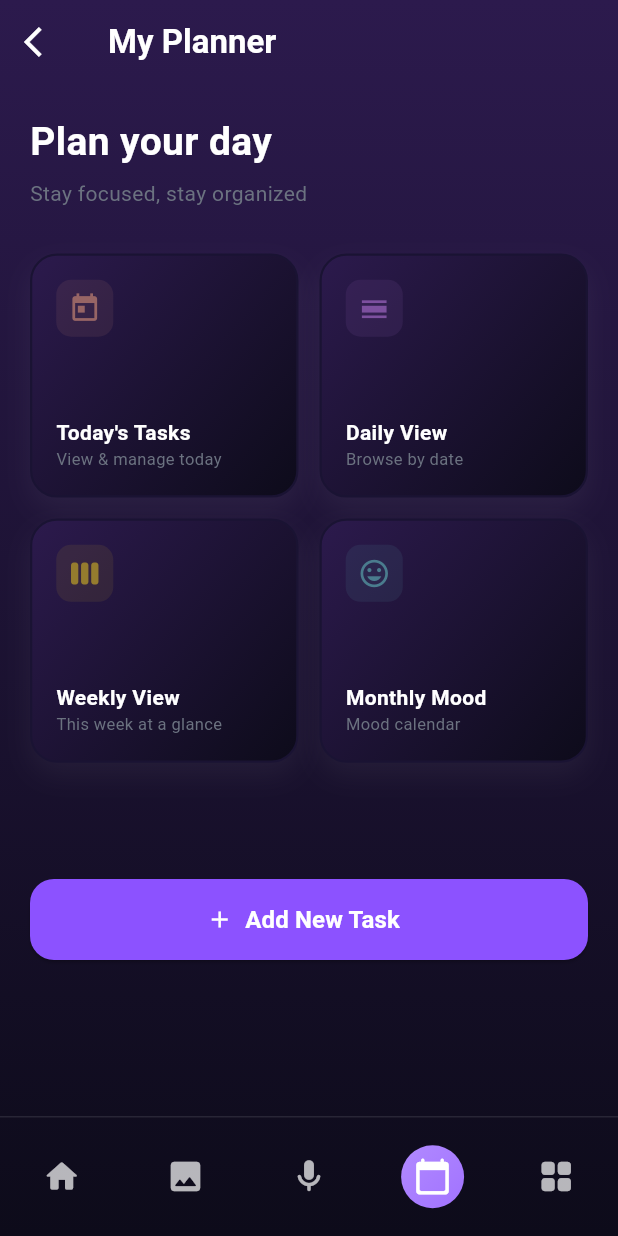
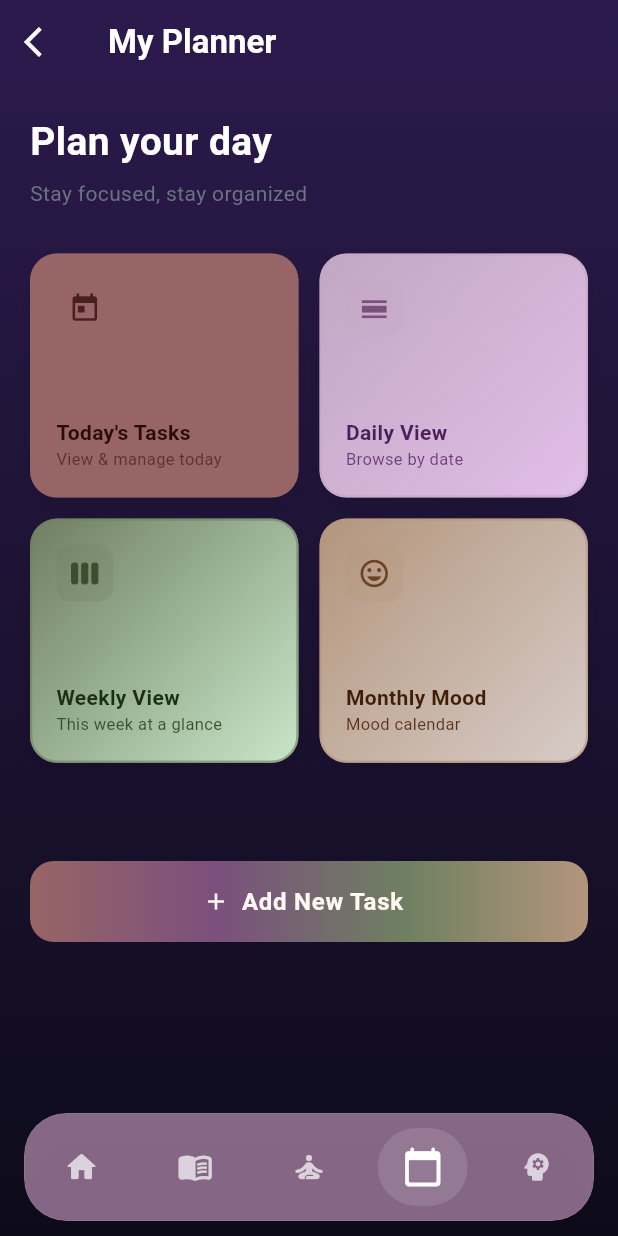
Before and after one commit to WaleejaAtif/mindreset-app, a Flutter app: the PlannerScreen screen opened by its route, on a phone screen of 412 x 824 dp. Run offline on Flutter 3.47's test engine with Material 3 defaults, Android fonts, the phone set to English and light mode, and no system bars; our stand-ins replace cloud_firestore, firebase_auth, firebase_core, fl_chart, just_audio, shared_preferences and 1 more; accounts and stored records are empty.

Commit message:
Updated UI colors and planner card gradients

```diff
--- a/lib/screens/meditate/breathing_exercises.dart
+++ b/lib/screens/meditate/breathing_exercises.dart
@@ -644,9 +644,9 @@ class _BreathingScreenState extends State<BreathingScreen>
         child: Container(
           padding: const EdgeInsets.all(18),
           decoration: BoxDecoration(
-            color: Colors.white.withValues(alpha: 0.13),
+            color: const Color(0xFF9a809a),
             borderRadius: BorderRadius.circular(28),
-            border: Border.all(color: Colors.white.withValues(alpha: 0.2)),
+            border: Border.all(color: const Color(0xFF9a809a).withOpacity(0.6)),
           ),
           child: Row(
             children: [
@@ -774,7 +774,7 @@ class _BreathingScreenState extends State<BreathingScreen>
               begin: Alignment.topLeft,
               end: Alignment.bottomRight,
               colors: [
-                Colors.white.withValues(alpha: 0.18),
+                const Color(0xFF906F8F).withOpacity(0.18),
                 const Color(0xFF5ED8C6).withValues(alpha: 0.12),
                 const Color(0xFF06101B).withValues(alpha: 0.34),
               ],
--- a/lib/screens/meditate/sound_therapy.dart
+++ b/lib/screens/meditate/sound_therapy.dart
@@ -835,12 +835,12 @@ class _SoundTherapyScreenState extends State<SoundTherapyScreen>
                   height: 68,
                   decoration: BoxDecoration(
                     borderRadius: BorderRadius.circular(20),
-                    color: const Color(0xFF1E1635),
+                    color: const Color(0xFF9a809a),
                     border: Border.all(
-                        color: Colors.white.withOpacity(0.12)),
+                        color: const Color(0xFF9a809a).withOpacity(0.6)),
                     boxShadow: [
                       BoxShadow(
-                          color: Colors.black.withOpacity(0.5),
+                          color: Colors.black.withOpacity(0.08),
                           blurRadius: 20)
                     ],
                   ),
--- a/lib/screens/planner/daily_view_screen.dart
+++ b/lib/screens/planner/daily_view_screen.dart
@@ -268,12 +268,13 @@ class _DailyViewScreenState extends State<DailyViewScreen> {
                               const EdgeInsets.only(bottom: 10),
                               padding: const EdgeInsets.all(14),
                               decoration: BoxDecoration(
-                                color: Color(0xFF1A1333),
+                                color: const Color(0xFFD7CCC8),
                                 borderRadius:
                                 BorderRadius.circular(14),
+                                border: Border.all(color: const Color(0xFFD7CCC8).withOpacity(0.6)),
                                 boxShadow: [
                                   BoxShadow(
-                                    color: color.withValues(alpha: 0.15),
+                                    color: Colors.black.withOpacity(0.08),
                                     blurRadius: 8,
                                     offset: const Offset(0, 4),
                                   ),
--- a/lib/screens/planner/monthly_mood_screen.dart
+++ b/lib/screens/planner/monthly_mood_screen.dart
@@ -282,9 +282,13 @@ class _MonthlyMoodScreenState extends State<MonthlyMoodScreen> {
       margin: const EdgeInsets.fromLTRB(16, 8, 16, 0),
       padding: const EdgeInsets.all(14),
       decoration: BoxDecoration(
-        color: Color(0xFF1A1333).withValues(alpha: 0.88),
+        gradient: LinearGradient(
+          colors: [const Color(0xFFb3957c), const Color(0xFFD7CCC8)],
+          begin: Alignment.topLeft,
+          end: Alignment.bottomRight,
+        ),
         borderRadius: BorderRadius.circular(16),
-        border: Border.all(color: const Color(0xFFE5E7EB)),
+        border: Border.all(color: const Color(0xFFb3957c).withOpacity(0.6)),
       ),
       child: Column(
         crossAxisAlignment: CrossAxisAlignment.start,
--- a/lib/screens/planner/planner.dart
+++ b/lib/screens/planner/planner.dart
@@ -11,7 +11,7 @@ import 'home.dart';
 import '../../widgets/animated_background.dart';
 import '../../widgets/navigation.dart';
 
-const Color _primaryColor = Color(0xFF8C52FF); // Vibrant Purple
+const Color _primaryColor = Color(0xFF8C52FF);
 
 class PlannerScreen extends StatelessWidget {
   const PlannerScreen({super.key});
@@ -21,7 +21,7 @@ class PlannerScreen extends StatelessWidget {
     return Container(
       decoration: const BoxDecoration(
         gradient: LinearGradient(
-          colors: [Color(0xFF2C1A4D), Color(0xFF0D0B1A)], // Light purple to light blue gradient
+          colors: [Color(0xFF2C1A4D), Color(0xFF0D0B1A)],
           begin: Alignment.topCenter,
           end: Alignment.bottomCenter,
         ),
@@ -32,7 +32,6 @@ class PlannerScreen extends StatelessWidget {
         extendBody: true,
         bottomNavigationBar: const CustomBottomNav(currentIndex: 3),
 
-        // 🔥 BACK BUTTON ADDED
         appBar: AppBar(
           backgroundColor: Colors.transparent,
           elevation: 0,
@@ -82,41 +81,60 @@ class PlannerScreen extends StatelessWidget {
                     mainAxisSpacing: 14,
                     childAspectRatio: 1.1,
                     children: [
+                      // ── Today's Tasks ──────────────────────────────
                       _PlannerCard(
                         icon: Icons.today,
                         label: "Today's Tasks",
                         subtitle: 'View & manage today',
-                          color: const Color(0xFF976565),
+                        gradientColors: const [Color(0xFF976565), Color(0xFF976565)],
+                        iconColor: const Color(0xFF4A1F1F),
+                        labelColor: const Color(0xFF2D0A0A),
+                        subtitleColor: const Color(0xFF5C2E2E),
                         onTap: () => Navigator.push(
                           context,
                           MaterialPageRoute(builder: (_) => const TodayTasksScreen()),
                         ),
                       ),
+
+                      // ── Daily View ─────────────────────────────────
                       _PlannerCard(
                         icon: Icons.calendar_view_day,
                         label: 'Daily View',
                         subtitle: 'Browse by date',
-                          color: const Color(0xFF7D509F),
+                        gradientColors: const [Color(0xFFc2a7c3), Color(0xFFE1BEE7)],
+                        iconColor: const Color(0xFF7B4F7E),
+                        labelColor: const Color(0xFF4A1F5C),
+                        subtitleColor: const Color(0xFF6B3D7A),
                         onTap: () => Navigator.push(
                           context,
                           MaterialPageRoute(builder: (_) => const DailyViewScreen()),
                         ),
                       ),
+
+                      // ── Weekly View ────────────────────────────────
                       _PlannerCard(
                         icon: Icons.view_week,
                         label: 'Weekly View',
                         subtitle: 'This week at a glance',
-                          color: const Color(0xFF957C2E),
+                        gradientColors: const [Color(0xFF6f7f61), Color(0xFFC8E6C9)],
+                        iconColor: const Color(0xFF3B4F2E),
+                        labelColor: const Color(0xFF1A2E10),
+                        subtitleColor: const Color(0xFF3A5028),
                         onTap: () => Navigator.push(
                           context,
                           MaterialPageRoute(builder: (_) => const WeeklyViewScreen()),
                         ),
                       ),
+
+                      // ── Monthly Mood ───────────────────────────────
                       _PlannerCard(
                         icon: Icons.mood,
                         label: 'Monthly Mood',
                         subtitle: 'Mood calendar',
-                          color: const Color(0xFF4A7C8E),
+                        gradientColors: const [Color(0xFFb3957c), Color(0xFFD7CCC8)],
+                        iconColor: const Color(0xFF6B4226),
+                        labelColor: const Color(0xFF3E1F0A),
+                        subtitleColor: const Color(0xFF5C3520),
                         onTap: () => Navigator.push(
                           context,
                           MaterialPageRoute(builder: (_) => const MonthlyMoodScreen()),
@@ -126,23 +144,45 @@ class PlannerScreen extends StatelessWidget {
                   ),
                 ),
 
+                // ── Add New Task Button ────────────────────────────
                 SizedBox(
                   width: double.infinity,
                   height: 54,
+                  child: DecoratedBox(
+                    decoration: BoxDecoration(
+                      gradient: const LinearGradient(
+                        colors: [
+                          Color(0xFF976565), // rose — Today's Tasks
+                          Color(0xFF7B4F7E), // purple — Daily View
+                          Color(0xFF6f7f61), // green — Weekly View
+                          Color(0xFFb3957c), // beige — Monthly Mood
+                        ],
+                        begin: Alignment.centerLeft,
+                        end: Alignment.centerRight,
+                      ),
+                      borderRadius: BorderRadius.circular(16),
+                    ),
                     child: ElevatedButton.icon(
                       onPressed: () => Navigator.push(
                         context,
                         MaterialPageRoute(builder: (_) => const AddTaskScreen()),
                       ),
-                      icon: const Icon(Icons.add, color: Colors.white),
+                      icon: const Icon(Icons.add, color: Color(0xFFFFF8F0)),
                       label: const Text(
                         'Add New Task',
-                        style: TextStyle(color: Colors.white, fontSize: 16, fontWeight: FontWeight.bold),
+                        style: TextStyle(
+                          color: Color(0xFFFFF8F0),
+                          fontSize: 16,
+                          fontWeight: FontWeight.bold,
+                          letterSpacing: 0.5,
+                        ),
                       ),
                       style: ElevatedButton.styleFrom(
-                        backgroundColor: _primaryColor,
+                        backgroundColor: Colors.transparent,
+                        shadowColor: Colors.transparent,
                         shape: RoundedRectangleBorder(
                           borderRadius: BorderRadius.circular(16),
+                        ),
                       ),
                     ),
                   ),
@@ -158,19 +198,25 @@ class PlannerScreen extends StatelessWidget {
   }
 }
 
-// CARD (UNCHANGED UI)
+// ── CARD WIDGET ────────────────────────────────────────────────────────────────
 class _PlannerCard extends StatelessWidget {
   final IconData icon;
   final String label;
   final String subtitle;
-  final Color color;
+  final List<Color> gradientColors;
+  final Color iconColor;
+  final Color labelColor;
+  final Color subtitleColor;
   final VoidCallback onTap;
 
   const _PlannerCard({
     required this.icon,
     required this.label,
     required this.subtitle,
-    required this.color,
+    required this.gradientColors,
+    required this.iconColor,
+    required this.labelColor,
+    required this.subtitleColor,
     required this.onTap,
   });
 
@@ -180,16 +226,16 @@ class _PlannerCard extends StatelessWidget {
       onTap: onTap,
       child: Container(
         decoration: BoxDecoration(
-          gradient: const LinearGradient(
-            colors: [Color(0xFF2C1A4D), Color(0xFF0D0B1A)], // Light purple to light blue gradient
+          gradient: LinearGradient(
+            colors: gradientColors,
             begin: Alignment.topLeft,
             end: Alignment.bottomRight,
           ),
           borderRadius: BorderRadius.circular(18),
-          border: Border.all(color: Color(0xFF1A1333), width: 1.5), // Frosted border
+          border: Border.all(color: gradientColors[0].withOpacity(0.6), width: 1.5),
           boxShadow: [
             BoxShadow(
-              color: Color(0xFFFFFFFF).withValues(alpha: 0.05),
+              color: Colors.black.withOpacity(0.08),
               blurRadius: 15,
               offset: const Offset(0, 8),
             ),
@@ -203,18 +249,29 @@ class _PlannerCard extends StatelessWidget {
             Container(
               padding: const EdgeInsets.all(8),
               decoration: BoxDecoration(
-                color: color.withValues(alpha: 0.15),
+                color: gradientColors[0].withOpacity(0.25),
                 borderRadius: BorderRadius.circular(10),
               ),
-              child: Icon(icon, color: color, size: 22),
+              child: Icon(icon, color: iconColor, size: 22),
             ),
             Column(
               crossAxisAlignment: CrossAxisAlignment.start,
               children: [
-                Text(label,
-                    style: const TextStyle(color: Color(0xFFFFFFFF), fontWeight: FontWeight.bold, fontSize: 14)),
-                Text(subtitle,
-                    style: const TextStyle(color: Color(0xFF6B7280), fontSize: 11)),
+                Text(
+                  label,
+                  style: TextStyle(
+                    color: labelColor,
+                    fontWeight: FontWeight.bold,
+                    fontSize: 14,
+                  ),
+                ),
+                Text(
+                  subtitle,
+                  style: TextStyle(
+                    color: subtitleColor,
+                    fontSize: 11,
+                  ),
+                ),
               ],
             ),
           ],
--- a/lib/screens/planner/weekly_view_screen.dart
+++ b/lib/screens/planner/weekly_view_screen.dart
@@ -83,11 +83,15 @@ class _WeeklyViewScreenState extends State<WeeklyViewScreen> {
                     return Container(
                       margin: const EdgeInsets.only(bottom: 12),
                       decoration: BoxDecoration(
-                        color: Color(0xFF1A1333),
+                        gradient: LinearGradient(
+                          colors: [const Color(0xFF6f7f61), const Color(0xFFC8E6C9)],
+                          begin: Alignment.topLeft,
+                          end: Alignment.bottomRight,
+                        ),
                         borderRadius: BorderRadius.circular(16),
                         boxShadow: [
                           BoxShadow(
-                            color: isToday ? _primaryColorW.withValues(alpha: 0.15) : Color(0xFFFFFFFF).withValues(alpha: 0.05),
+                            color: isToday ? _primaryColorW.withValues(alpha: 0.15) : Colors.black.withOpacity(0.08),
                             blurRadius: 8,
                             offset: const Offset(0, 4),
                           ),
@@ -95,7 +99,7 @@ class _WeeklyViewScreenState extends State<WeeklyViewScreen> {
                         border: Border.all(
                           color: isToday
                               ? _primaryColorW.withValues(alpha: 0.6)
-                              : Colors.transparent,
+                              : const Color(0xFF6f7f61).withOpacity(0.6),
                         ),
                       ),
                       child: Theme(
--- a/lib/screens/profile_setup.dart
+++ b/lib/screens/profile_setup.dart
@@ -171,7 +171,7 @@ class _ProfileSetupScreenState extends State<ProfileSetupScreen> {
                     _buildSingleSelectPage(
                       title: "How do you identify?",
                       subtitle: "Help us personalize your experience.",
-                      options: ["Male", "Female", "Non-binary", "Prefer not to say"],
+                      options: ["Male", "Female"],
                       currentValue: gender,
                       onSelect: (val) {
                         setState(() => gender = val);
--- a/lib/screens/reflect/reflect.dart
+++ b/lib/screens/reflect/reflect.dart
@@ -271,9 +271,9 @@ class _ReflectScreenState extends State<ReflectScreen> {
       width: double.infinity,
       padding: const EdgeInsets.all(18),
       decoration: BoxDecoration(
-        color: Color(0xFF1A1333).withValues(alpha: 0.78),
+        color: const Color(0xFF9a809a),
         borderRadius: BorderRadius.circular(20),
-        border: Border.all(color: Color(0xFF1A1333), width: 1.5),
+        border: Border.all(color: const Color(0xFF9a809a).withOpacity(0.6), width: 1.5),
       ),
       child: Column(
         crossAxisAlignment: CrossAxisAlignment.start,
@@ -468,9 +468,9 @@ class _ReflectScreenState extends State<ReflectScreen> {
       width: double.infinity,
       padding: const EdgeInsets.all(18),
       decoration: BoxDecoration(
-        color: Color(0xFF1A1333).withValues(alpha: 0.78),
+        color: const Color(0xFFFFE0B2),
         borderRadius: BorderRadius.circular(20),
-        border: Border.all(color: Color(0xFF1A1333), width: 1.5),
+        border: Border.all(color: const Color(0xFFFFE0B2).withOpacity(0.6), width: 1.5),
       ),
       child: Column(
         crossAxisAlignment: CrossAxisAlignment.start,
--- a/lib/widgets/mood_slider.dart
+++ b/lib/widgets/mood_slider.dart
@@ -431,16 +431,12 @@ class _SleepSwipeAnalyzerState extends State<SleepSwipeAnalyzer> {
       margin: const EdgeInsets.symmetric(horizontal: 0),
       padding: const EdgeInsets.symmetric(vertical: 14, horizontal: 10), // Reduced padding
       decoration: BoxDecoration(
-        gradient: const LinearGradient(
-          colors: [Color(0xFF2C1A4D), Color(0xFF1E1442)], // Dark purple glass
-          begin: Alignment.topLeft,
-          end: Alignment.bottomRight,
-        ),
+        color: const Color(0xFF9a809a),
         borderRadius: BorderRadius.circular(20),
-        border: Border.all(color: const Color(0x33FFFFFF), width: 1.5), // Subtle bright border
+        border: Border.all(color: const Color(0xFF9a809a).withOpacity(0.6), width: 1.5),
         boxShadow: [
           BoxShadow(
-            color: Colors.black.withOpacity(0.3), // Darker shadow for depth
+            color: Colors.black.withOpacity(0.08),
             blurRadius: 15,
             offset: const Offset(0, 8),
           ),
--- a/lib/widgets/navigation.dart
+++ b/lib/widgets/navigation.dart
@@ -1,3 +1,4 @@
+import 'dart:ui';
 import 'package:flutter/material.dart';
 
 class CustomBottomNav extends StatefulWidget {
@@ -21,29 +22,38 @@ class _CustomBottomNavState extends State<CustomBottomNav>
 
   @override
   Widget build(BuildContext context) {
-    final double itemWidth = MediaQuery.of(context).size.width / 5;
-
-    // Gradient Hex Colors for selected bubble
-    const Color tone1 = Color(0xFFB18AFF);
-    const Color tone2 = Color(0xFFA172FF);
-    const Color bgColor = Colors.transparent;
-
-    return Container(
-      height: 80, // Slightly taller for the floating effect
-      width: double.infinity,
-      decoration: const BoxDecoration(
-        color: bgColor,
-        border: Border(top: BorderSide(color: Color(0x1AFFFFFF), width: 1)),
+    return Padding(
+      padding: const EdgeInsets.symmetric(horizontal: 16, vertical: 10),
+      child: ClipRRect(
+        borderRadius: BorderRadius.circular(28),
+        child: BackdropFilter(
+          filter: ImageFilter.blur(sigmaX: 18, sigmaY: 18),
+          child: Container(
+            height: 72,
+            decoration: BoxDecoration(
+              color: const Color(0xFF906F8F).withOpacity(0.92),
+              borderRadius: BorderRadius.circular(28),
+              border: Border.all(color: Colors.white12, width: 0.5),
+              boxShadow: const [
+                BoxShadow(
+                  color: Color(0x66000000),
+                  blurRadius: 20,
+                  offset: Offset(0, 10),
+                ),
+              ],
             ),
             child: Row(
               mainAxisAlignment: MainAxisAlignment.spaceEvenly,
               children: [
-          _buildNavItem(context, 0, Icons.home_rounded, '/home', itemWidth, tone1, tone2),
-          _buildNavItem(context, 1, Icons.image_rounded, '/learn', itemWidth, tone1, tone2),
-          _buildNavItem(context, 2, Icons.mic_rounded, '/meditate', itemWidth, tone1, tone2), // Microphone icon from image
-          _buildNavItem(context, 3, Icons.calendar_today_rounded, '/planner', itemWidth, tone1, tone2),
-          _buildNavItem(context, 4, Icons.grid_view_rounded, '/reflect', itemWidth, tone1, tone2),
+                _buildNavItem(context, 0, Icons.home_rounded, '/home'),
+                _buildNavItem(context, 1, Icons.menu_book_rounded, '/learn'),
+                _buildNavItem(context, 2, Icons.self_improvement_rounded, '/meditate'),
+                _buildNavItem(context, 3, Icons.calendar_today_rounded, '/planner'),
+                _buildNavItem(context, 4, Icons.psychology_rounded, '/reflect'),
               ],
+            ),
+          ),
+        ),
       ),
     );
   }
@@ -53,52 +63,37 @@ class _CustomBottomNavState extends State<CustomBottomNav>
     int index,
     IconData icon,
     String route,
-      double width,
-      Color color1,
-      Color color2,
   ) {
     bool isSelected = index == selectedIndex;
 
-    return GestureDetector(
+    return Expanded(
+      child: GestureDetector(
         onTap: () {
           if (!isSelected) {
             setState(() {
               selectedIndex = index;
             });
-          // Direct navigation to your separate dart files
             Navigator.pushReplacementNamed(context, route);
           }
         },
-      child: Container(
-        width: width,
-        height: double.infinity,
-        color: Colors.transparent, // Ensures the entire section is clickable
-        child: Stack(
-          alignment: Alignment.center,
-          children: [
-            // --- GRADIENT CIRCLE HIGHLIGHT ---
-            AnimatedContainer(
-              duration: const Duration(milliseconds: 250),
-              curve: Curves.easeOut,
-              height: isSelected ? 42 : 0,
-              width: isSelected ? 42 : 0,
+        child: Center(
+          child: AnimatedContainer(
+            duration: const Duration(milliseconds: 280),
+            curve: Curves.easeOutCubic,
+            padding: EdgeInsets.symmetric(
+              horizontal: isSelected ? 16 : 12,
+              vertical: isSelected ? 12 : 10,
+            ),
             decoration: BoxDecoration(
-                shape: BoxShape.circle,
-                gradient: LinearGradient(
-                  colors: [color1, color2],
-                  begin: Alignment.topLeft,
-                  end: Alignment.bottomRight,
+              color: isSelected ? Colors.white.withOpacity(0.12) : Colors.transparent,
+              borderRadius: BorderRadius.circular(999),
+            ),
+            child: Icon(
+              icon,
+              color: isSelected ? Colors.white : const Color(0xB3FFFFFF),
+              size: isSelected ? 28 : 24,
             ),
           ),
-            ),
-
-            // --- ICON ---
-            Icon(
-              icon,
-              color: isSelected ? Colors.white : Color(0xB3FFFFFF),
-              size: 26,
-            ),
-          ],
         ),
       ),
     );
--- a/lib/widgets/today_task_card.dart
+++ b/lib/widgets/today_task_card.dart
@@ -236,16 +236,12 @@ class _TimelineTaskRow extends StatelessWidget {
               child: Container(
                 padding: const EdgeInsets.all(14),
                 decoration: BoxDecoration(
-                  gradient: const LinearGradient(
-                    colors: [Color(0xFFE3F2FD), Color(0xFF90CAF9)], // Bluish gradient
-                    begin: Alignment.topLeft,
-                    end: Alignment.bottomRight,
-                  ),
+                  color: const Color(0xFF9a809a),
                   borderRadius: BorderRadius.circular(16),
-                  border: Border.all(color: Color(0xFF1A1333), width: 1.5),
+                  border: Border.all(color: const Color(0xFF9a809a).withOpacity(0.6), width: 1.5),
                   boxShadow: [
                     BoxShadow(
-                      color: color.withValues(alpha: 0.1),
+                      color: Colors.black.withOpacity(0.08),
                       blurRadius: 12,
                       offset: const Offset(0, 6),
                     ),
```
Lines whose indentation alone changed are shown as unchanged.
